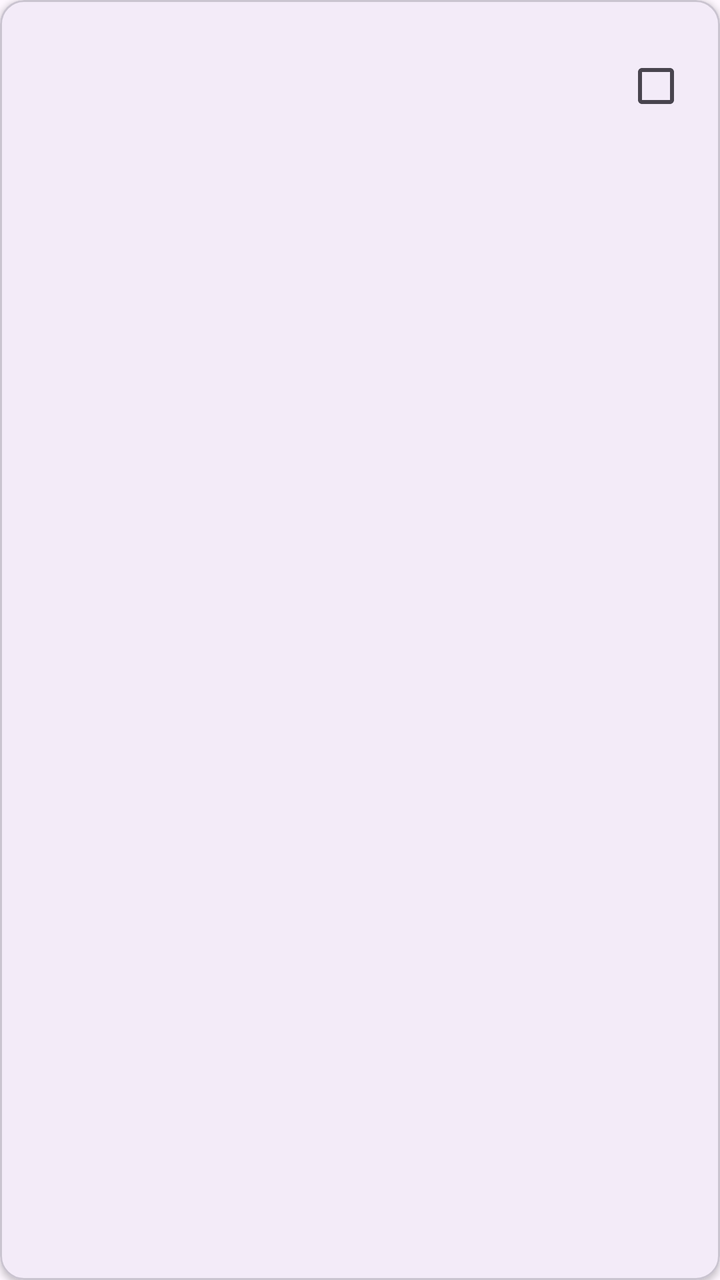
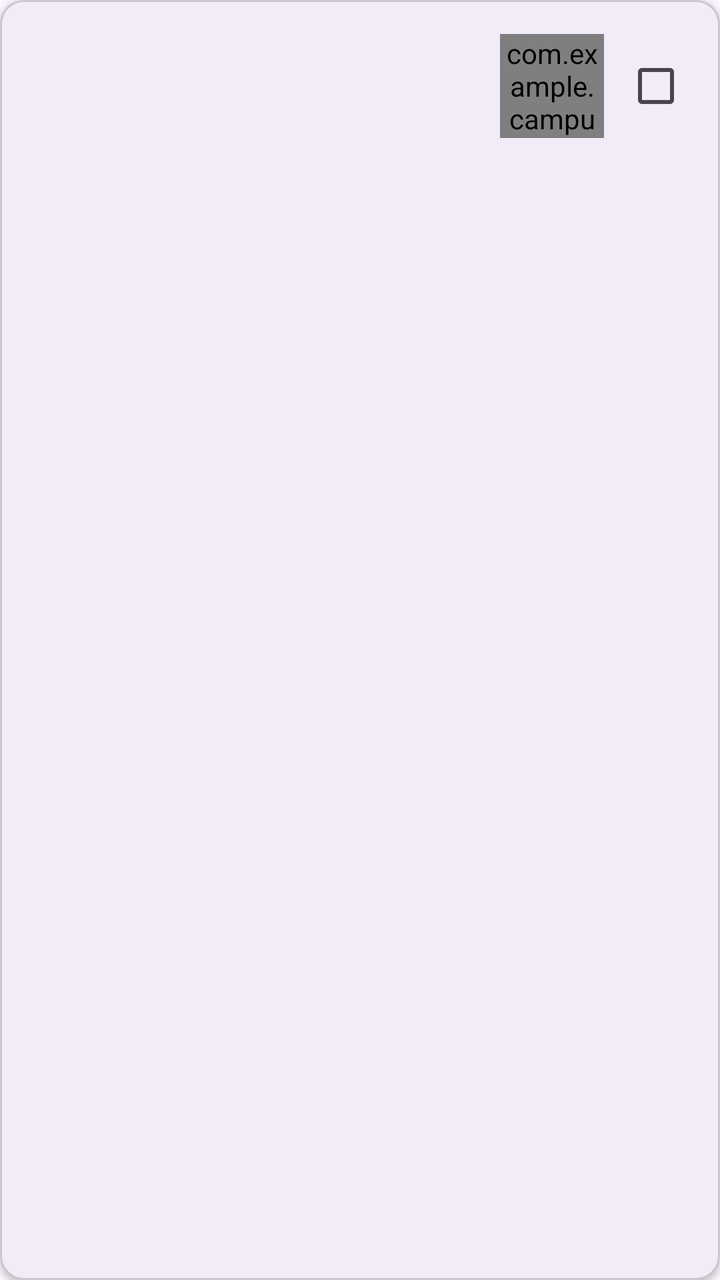

Before-and-after screenshots of an Android layout around one commit, followed by the original layout XML and the change that was made.
<!-- AndroidManifest.xml: application theme Theme.CampusCompanion -->
<!-- res/layout/item_deadline.xml -->
<?xml version="1.0" encoding="utf-8"?>
<com.google.android.material.card.MaterialCardView
    xmlns:android="http://schemas.android.com/apk/res/android"
    xmlns:app="http://schemas.android.com/apk/res-auto"
    android:layout_width="match_parent"
    android:layout_height="wrap_content"
    android:layout_margin="8dp"
    app:cardCornerRadius="12dp"
    app:cardElevation="2dp">

    <LinearLayout
        android:layout_width="match_parent"
        android:layout_height="wrap_content"
        android:orientation="horizontal">

        <View
            android:id="@+id/priorityStrip"
            android:layout_width="6dp"
            android:layout_height="match_parent" />

        <LinearLayout
            android:layout_width="0dp"
            android:layout_height="wrap_content"
            android:layout_weight="1"
            android:orientation="vertical"
            android:padding="12dp">

            <TextView
                android:id="@+id/title"
                android:layout_width="wrap_content"
                android:layout_height="wrap_content"
                android:textSize="16sp"
                android:textStyle="bold" />

            <TextView
                android:id="@+id/course"
                android:layout_width="wrap_content"
                android:layout_height="wrap_content"
                android:layout_marginTop="2dp" />

            <TextView
                android:id="@+id/due"
                android:layout_width="wrap_content"
                android:layout_height="wrap_content"
                android:layout_marginTop="2dp"
                android:textSize="13sp" />

            <TextView
                android:id="@+id/sharedTag"
                android:layout_width="wrap_content"
                android:layout_height="wrap_content"
                android:layout_marginTop="4dp"
                android:text="Shared by your CR"
                android:textColor="?attr/colorPrimary"
                android:textSize="12sp"
                android:textStyle="bold"
                android:visibility="gone" />
        </LinearLayout>

        <CheckBox
            android:id="@+id/checkDone"
            android:layout_width="wrap_content"
            android:layout_height="wrap_content"
            android:layout_gravity="center_vertical"
            android:layout_marginEnd="8dp" />
    </LinearLayout>
</com.google.android.material.card.MaterialCardView>
<!-- resources referenced by this layout -->
<resources>
  <style name="Theme.CampusCompanion" parent="Base.Theme.CampusCompanion" />
  <style name="Base.Theme.CampusCompanion" parent="Theme.Material3.DayNight.NoActionBar">
          
          
      </style>
</resources>

<!-- the commit's change to res/layout/item_deadline.xml (unified diff, before → after) -->
@@ -57,6 +57,14 @@
                 android:visibility="gone" />
         </LinearLayout>
 
+        
+        <com.example.campuscompanion.view.DeadlineCountdownView
+            android:id="@+id/countdown"
+            android:layout_width="52dp"
+            android:layout_height="52dp"
+            android:layout_gravity="center_vertical"
+            android:layout_marginEnd="2dp" />
+
         <CheckBox
             android:id="@+id/checkDone"
             android:layout_width="wrap_content"
